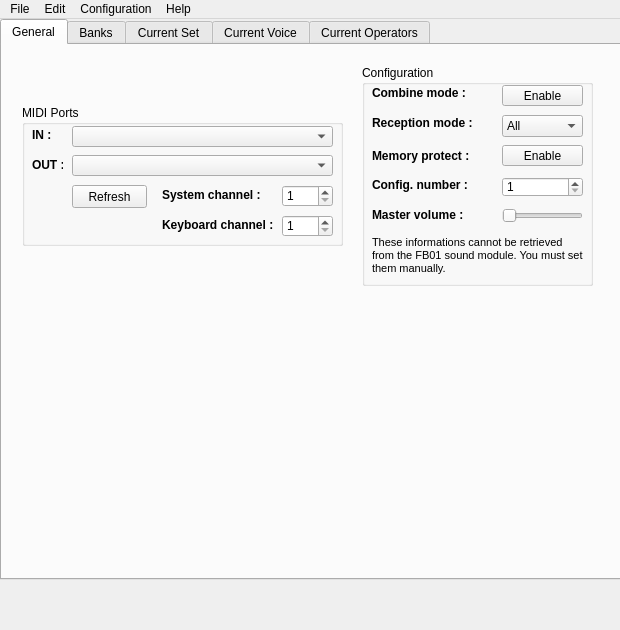
Qt form interface/mainwindow.ui (LasDesu/fb01editor) before a commit.
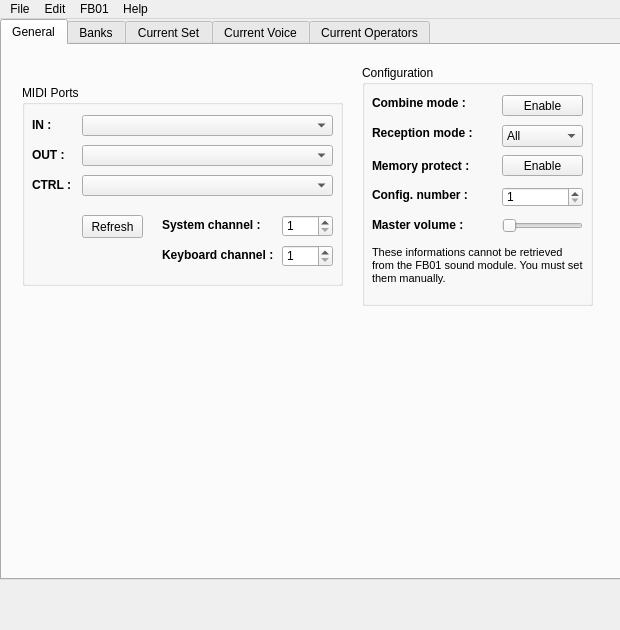
The same form after that commit. Icons and pictures are not drawn. Custom widgets are drawn as their Qt base class.

What changed in the file:
```diff
--- a/interface/mainwindow.ui
+++ b/interface/mainwindow.ui
@@ -70,9 +70,9 @@
       <property name="geometry">
        <rect>
         <x>20</x>
-        <y>60</y>
+        <y>40</y>
         <width>321</width>
-        <height>141</height>
+        <height>201</height>
        </rect>
       </property>
       <property name="title">
@@ -81,9 +81,9 @@
       <widget class="QComboBox" name="cmbBox_MIDIIn">
        <property name="geometry">
         <rect>
-         <x>50</x>
-         <y>21</y>
-         <width>261</width>
+         <x>60</x>
+         <y>30</y>
+         <width>251</width>
          <height>21</height>
         </rect>
        </property>
@@ -97,9 +97,9 @@
       <widget class="QComboBox" name="cmbBox_MIDIOut">
        <property name="geometry">
         <rect>
-         <x>50</x>
-         <y>50</y>
-         <width>261</width>
+         <x>60</x>
+         <y>60</y>
+         <width>251</width>
          <height>21</height>
         </rect>
        </property>
@@ -113,9 +113,9 @@
       <widget class="QPushButton" name="pshBut_refresh_midi">
        <property name="geometry">
         <rect>
-         <x>50</x>
-         <y>80</y>
-         <width>75</width>
+         <x>60</x>
+         <y>130</y>
+         <width>61</width>
          <height>23</height>
         </rect>
        </property>
@@ -127,7 +127,7 @@
        <property name="geometry">
         <rect>
          <x>260</x>
-         <y>80</y>
+         <y>130</y>
          <width>51</width>
          <height>22</height>
         </rect>
@@ -146,7 +146,7 @@
        <property name="geometry">
         <rect>
          <x>140</x>
-         <y>80</y>
+         <y>130</y>
          <width>111</width>
          <height>20</height>
         </rect>
@@ -165,8 +165,8 @@
        <property name="geometry">
         <rect>
          <x>10</x>
-         <y>22</y>
-         <width>21</width>
+         <y>32</y>
+         <width>41</width>
          <height>16</height>
         </rect>
        </property>
@@ -184,8 +184,8 @@
        <property name="geometry">
         <rect>
          <x>10</x>
-         <y>52</y>
-         <width>31</width>
+         <y>62</y>
+         <width>41</width>
          <height>16</height>
         </rect>
        </property>
@@ -203,7 +203,7 @@
        <property name="geometry">
         <rect>
          <x>260</x>
-         <y>110</y>
+         <y>160</y>
          <width>51</width>
          <height>22</height>
         </rect>
@@ -222,7 +222,7 @@
        <property name="geometry">
         <rect>
          <x>140</x>
-         <y>110</y>
+         <y>160</y>
          <width>111</width>
          <height>20</height>
         </rect>
@@ -237,6 +237,41 @@
         <string>Keyboard channel :</string>
        </property>
       </widget>
+      <widget class="QLabel" name="lbl_MIDICtrl">
+       <property name="geometry">
+        <rect>
+         <x>10</x>
+         <y>92</y>
+         <width>41</width>
+         <height>16</height>
+        </rect>
+       </property>
+       <property name="font">
+        <font>
+         <weight>75</weight>
+         <bold>true</bold>
+        </font>
+       </property>
+       <property name="text">
+        <string>CTRL :</string>
+       </property>
+      </widget>
+      <widget class="QComboBox" name="cmbBox_MIDICtrl">
+       <property name="geometry">
+        <rect>
+         <x>60</x>
+         <y>90</y>
+         <width>251</width>
+         <height>21</height>
+        </rect>
+       </property>
+       <property name="maxVisibleItems">
+        <number>15</number>
+       </property>
+       <property name="frame">
+        <bool>true</bool>
+       </property>
+      </widget>
      </widget>
      <widget class="QGroupBox" name="grpBox_config">
       <property name="geometry">
@@ -244,7 +279,7 @@
         <x>360</x>
         <y>20</y>
         <width>231</width>
-        <height>221</height>
+        <height>241</height>
        </rect>
       </property>
       <property name="title">
@@ -254,7 +289,7 @@
        <property name="geometry">
         <rect>
          <x>10</x>
-         <y>20</y>
+         <y>30</y>
          <width>101</width>
          <height>16</height>
         </rect>
@@ -273,7 +308,7 @@
        <property name="geometry">
         <rect>
          <x>10</x>
-         <y>50</y>
+         <y>60</y>
          <width>101</width>
          <height>16</height>
         </rect>
@@ -292,7 +327,7 @@
        <property name="geometry">
         <rect>
          <x>140</x>
-         <y>50</y>
+         <y>60</y>
          <width>81</width>
          <height>22</height>
         </rect>
@@ -317,7 +352,7 @@
        <property name="geometry">
         <rect>
          <x>140</x>
-         <y>20</y>
+         <y>30</y>
          <width>81</width>
          <height>21</height>
         </rect>
@@ -333,7 +368,7 @@
        <property name="geometry">
         <rect>
          <x>140</x>
-         <y>80</y>
+         <y>90</y>
          <width>81</width>
          <height>21</height>
         </rect>
@@ -349,7 +384,7 @@
        <property name="geometry">
         <rect>
          <x>10</x>
-         <y>80</y>
+         <y>90</y>
          <width>111</width>
          <height>21</height>
         </rect>
@@ -368,7 +403,7 @@
        <property name="geometry">
         <rect>
          <x>140</x>
-         <y>112</y>
+         <y>122</y>
          <width>81</width>
          <height>20</height>
         </rect>
@@ -387,7 +422,7 @@
        <property name="geometry">
         <rect>
          <x>10</x>
-         <y>110</y>
+         <y>120</y>
          <width>101</width>
          <height>20</height>
         </rect>
@@ -406,7 +441,7 @@
        <property name="geometry">
         <rect>
          <x>10</x>
-         <y>140</y>
+         <y>150</y>
          <width>101</width>
          <height>20</height>
         </rect>
@@ -425,7 +460,7 @@
        <property name="geometry">
         <rect>
          <x>140</x>
-         <y>140</y>
+         <y>150</y>
          <width>81</width>
          <height>21</height>
         </rect>
@@ -441,7 +476,7 @@
        <property name="geometry">
         <rect>
          <x>10</x>
-         <y>170</y>
+         <y>180</y>
          <width>211</width>
          <height>41</height>
         </rect>
@@ -1280,9 +1315,9 @@
     <addaction name="separator"/>
     <addaction name="actionOnline_help"/>
    </widget>
-   <widget class="QMenu" name="menuConfig">
+   <widget class="QMenu" name="menuFB01">
     <property name="title">
-     <string>Configuration</string>
+     <string>FB01</string>
     </property>
     <widget class="QMenu" name="menuSend_bank">
      <property name="title">
@@ -1317,7 +1352,7 @@
    </widget>
    <addaction name="menuFichier"/>
    <addaction name="menuEdit"/>
-   <addaction name="menuConfig"/>
+   <addaction name="menuFB01"/>
    <addaction name="menuHelp"/>
   </widget>
   <action name="actionQuit">
```
Left out of the diff: 116 changed lines with no effect on the pictures.
